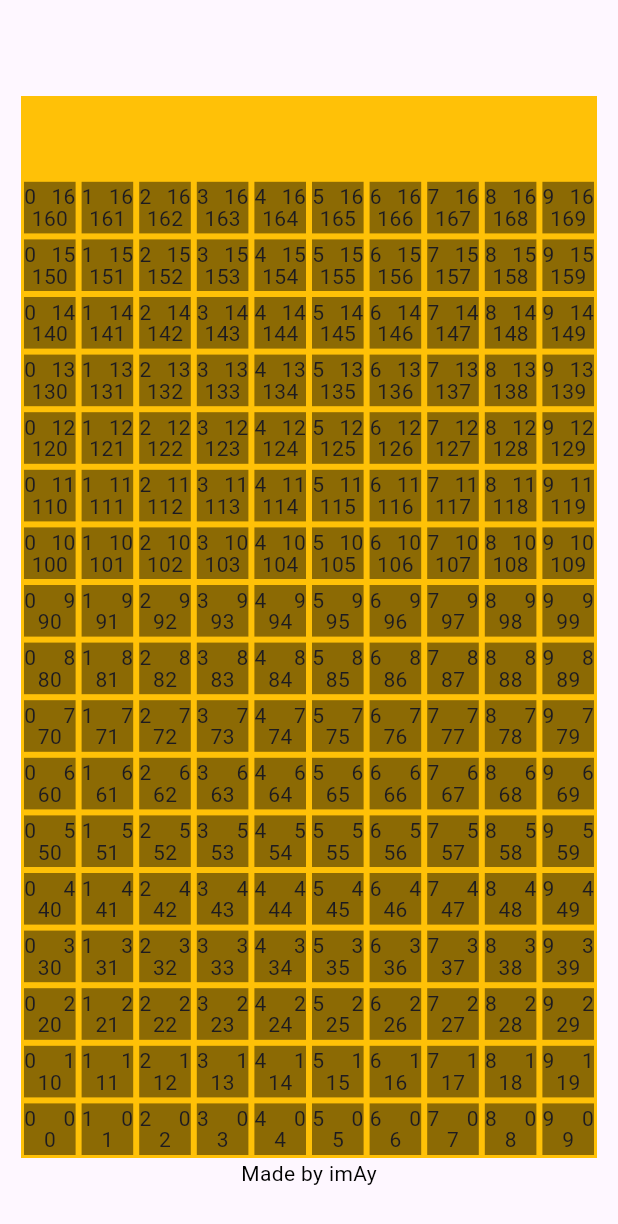
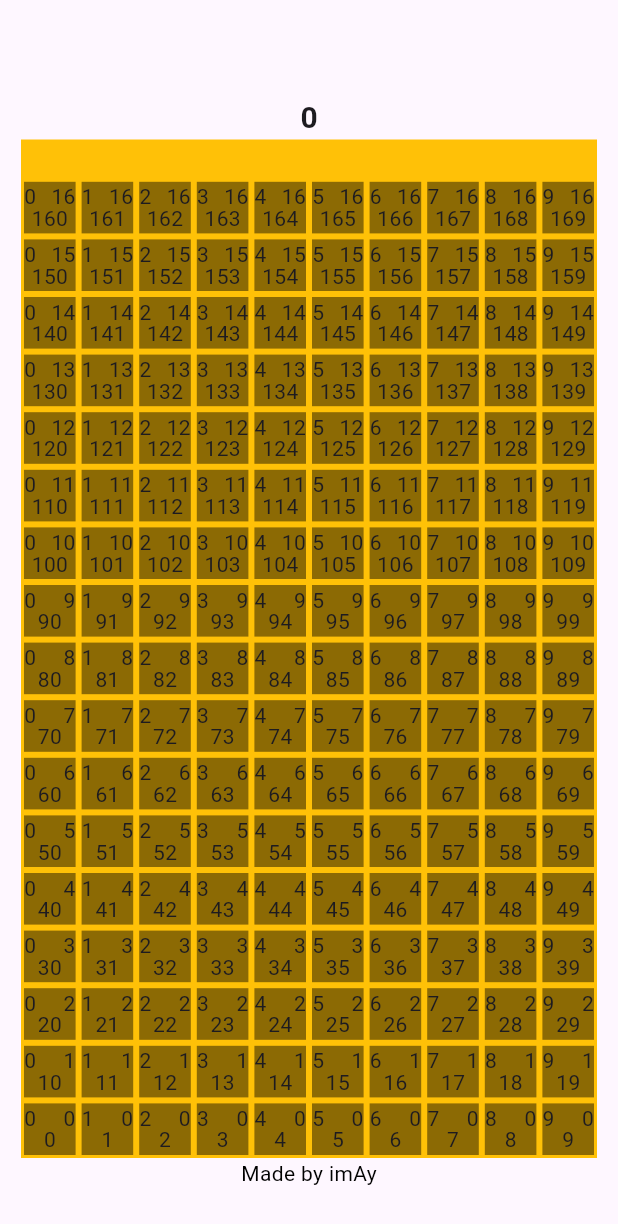
Before and after one commit to im-Ay/slide-stack-flutter, a Flutter app: the screen it shows after launch, on a phone screen of 412 x 824 dp. Shown: the top 1224 px of the screen. Run offline on Flutter 3.47's test engine with Material 3 defaults, Android fonts, the phone set to English and light mode, and no system bars; our stand-ins replace flutter_riverpod, riverpod_annotation; generated files the repository leaves out were written again.

Commit message:
Implementing Score

```diff
--- a/lib/gamelogic/game_logic.dart
+++ b/lib/gamelogic/game_logic.dart
@@ -1,5 +1,6 @@
 import 'package:flutter/foundation.dart';
 import 'package:riverpod_annotation/riverpod_annotation.dart';
+import 'package:slide_stack/gamelogic/game_score.dart';
 import 'package:slide_stack/gamelogic/game_state.dart';
 
 import 'package:slide_stack/gamelogic/game_tick.dart';
@@ -18,6 +19,9 @@ class GameLogic extends _$GameLogic {
     ref.listen(gameTickStateProvider, (previous, next) {});
     ref.listen(gameTickProvider, (previous, next) {});
     ref.listen(gameMapProvider, (previous, next) {});
+    ref.listen(gameScoreProvider, (previous, next) {
+      print("SCORE: $next");
+    });
 
     ref.listen(gameStateProvider, (previous, next) {
       print(next);
--- a/lib/gamelogic/map/map_blocks.dart
+++ b/lib/gamelogic/map/map_blocks.dart
@@ -1,4 +1,5 @@
 import 'package:riverpod_annotation/riverpod_annotation.dart';
+import 'package:slide_stack/gamelogic/game_score.dart';
 import 'package:slide_stack/gamelogic/shape/active_shape.dart';
 import 'package:slide_stack/utils/exeptions.dart';
 
@@ -60,6 +61,7 @@ class MapBlocks extends _$MapBlocks {
     }).toList(growable: false);
 
     if (isSuccess) {
+      ref.read(gameScoreProvider.notifier).add(shape.value);
       state = newState;
     }
 
--- /dev/null
+++ b/lib/pages/game/game_score.dart
@@ -0,0 +1,21 @@
+import 'package:flutter/material.dart';
+import 'package:flutter_riverpod/flutter_riverpod.dart';
+import 'package:slide_stack/gamelogic/game_score.dart';
+
+class GameScoreWidget extends ConsumerWidget {
+  const GameScoreWidget({super.key});
+
+  @override
+  Widget build(BuildContext context, WidgetRef ref) {
+    final gameScore = ref.watch(gameScoreProvider);
+    return Row(
+      mainAxisAlignment: MainAxisAlignment.center,
+      children: [
+        Text(
+          "$gameScore",
+          style: const TextStyle(fontSize: 20.0, fontWeight: FontWeight.bold),
+        )
+      ],
+    );
+  }
+}
--- a/lib/pages/game/game_view.dart
+++ b/lib/pages/game/game_view.dart
@@ -4,6 +4,7 @@ import 'package:flutter_riverpod/flutter_riverpod.dart';
 import 'package:slide_stack/gamelogic/game_logic.dart';
 
 import 'package:slide_stack/gamelogic/game_tick.dart';
+import 'package:slide_stack/pages/game/game_score.dart';
 import 'package:slide_stack/pages/game/grid/grid.dart';
 
 class GameViewWidget extends ConsumerWidget {
@@ -21,6 +22,7 @@ class GameViewWidget extends ConsumerWidget {
           mainAxisAlignment: MainAxisAlignment.end,
           crossAxisAlignment: CrossAxisAlignment.center,
           children: [
+            const GameScoreWidget(),
             const Expanded(
               child: GameGridWidget(),
             ),
```
Also changed, not shown: lib/gamelogic/game_score.dart (added, +15 -0 lines).
